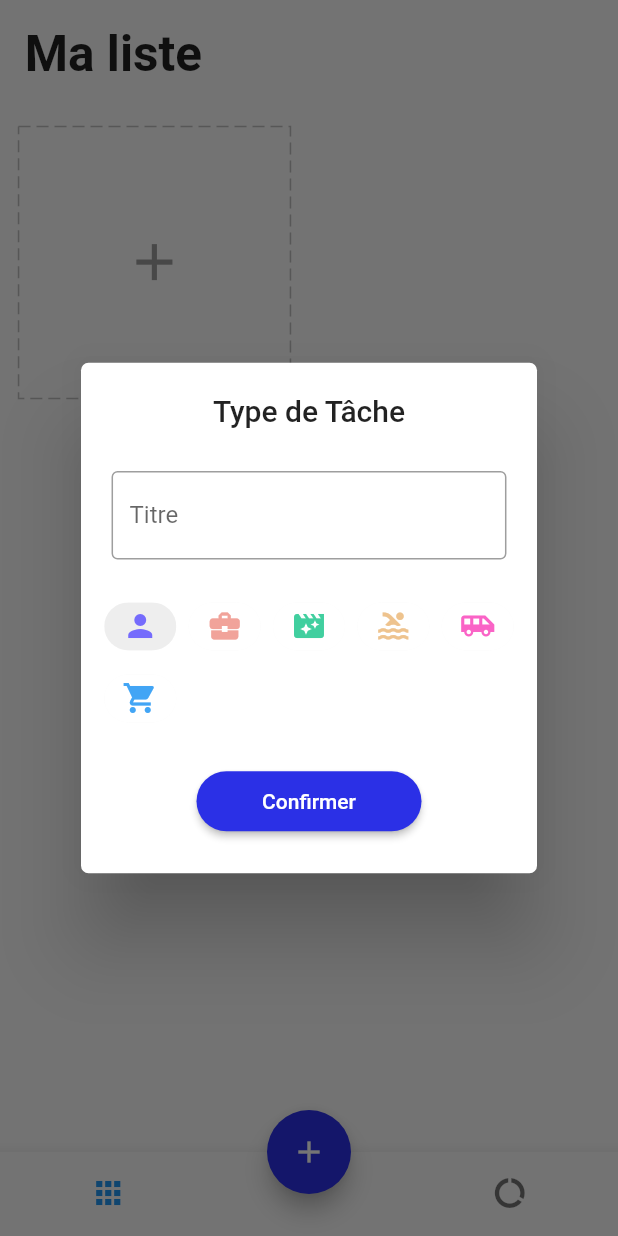
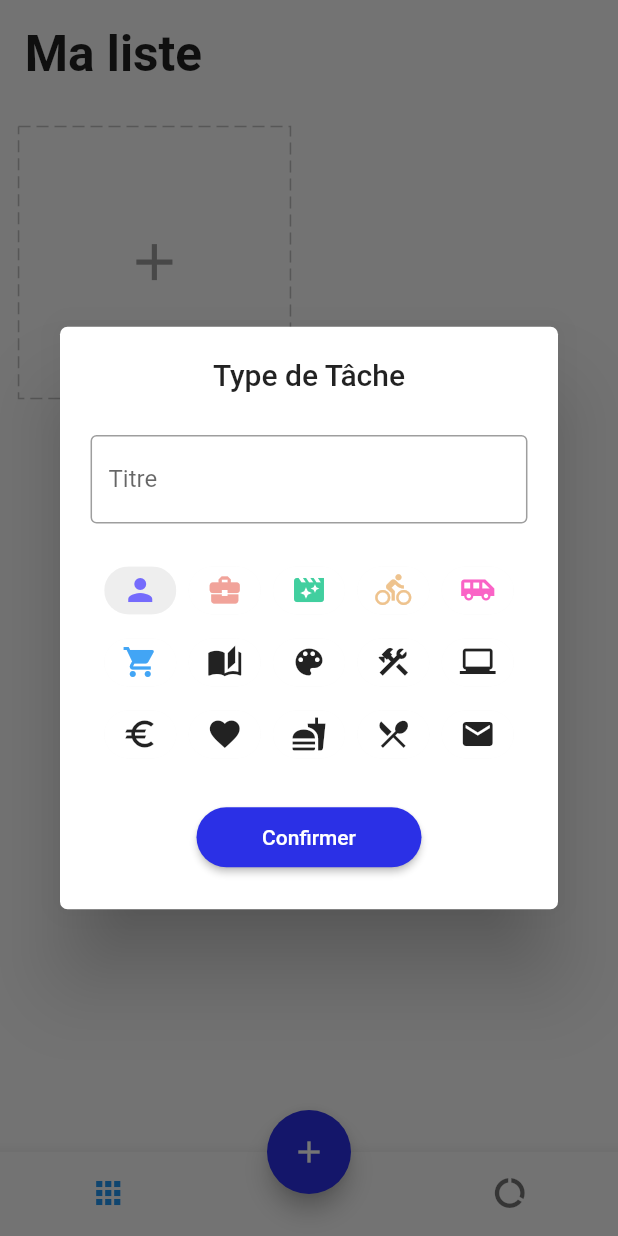
Before and after one commit to carolax14/task_todo_app, a Flutter app: the screen it shows after launch, after a tap on the "add" icon, on a phone screen of 412 x 824 dp. Run offline on Flutter 3.47's test engine with Material 2 defaults, Android fonts, the phone set to English and light mode, and no system bars; drawn by our look-alikes of dotted_border; our stand-ins replace equatable, flutter_easyloading, get, get_storage, step_progress_indicator.

Commit message:
New Icons

```diff
--- a/lib/app/modules/report/view.dart
+++ b/lib/app/modules/report/view.dart
@@ -93,7 +93,7 @@ class ReportPage extends StatelessWidget {
                         ),
                         SizedBox(height: 1.0.wp),
                         Text(
-                          'Rendement',
+                          'Effectuées',
                         style: TextStyle(
                           color: Colors.grey,
                           fontWeight: FontWeight.bold,
--- a/lib/app/widgets/icons.dart
+++ b/lib/app/widgets/icons.dart
@@ -10,5 +10,15 @@ List<Icon> getIcon(){
     Icon(IconData(sportIcon, fontFamily: 'MaterialIcons'), color: yellow),
     Icon(IconData(travelIcon, fontFamily: 'MaterialIcons'), color: deepPink),
     Icon(IconData(shopIcon, fontFamily: 'MaterialIcons'), color: lightBlue),
+    Icon(IconData(bookIcon, fontFamily: 'MaterialIcons')),
+    Icon(IconData(colorIcon, fontFamily: 'MaterialIcons')),
+    Icon(IconData(constructIcon, fontFamily: 'MaterialIcons')),
+    Icon(IconData(laptopIcon, fontFamily: 'MaterialIcons')),
+    Icon(IconData(euroIcon, fontFamily: 'MaterialIcons')),
+    Icon(IconData(favoriteIcon, fontFamily: 'MaterialIcons')),
+    Icon(IconData(foodIcon, fontFamily: 'MaterialIcons')),
+    Icon(IconData(restaurentIcon, fontFamily: 'MaterialIcons')),
+    Icon(IconData(mailIcon, fontFamily: 'MaterialIcons')),
+
   ];
 }
--- a/pubspec.yaml
+++ b/pubspec.yaml
@@ -41,6 +41,7 @@ dependencies:
   dotted_border: ^2.0.0+2
   step_progress_indicator: ^1.0.2
   intl: ^0.17.0
+  colours: ^0.0.2
 
 dev_dependencies:
   flutter_test:
```
Also changed, not shown: lib/app/core/values/icons.dart (+10 -1 lines), pubspec.lock.
